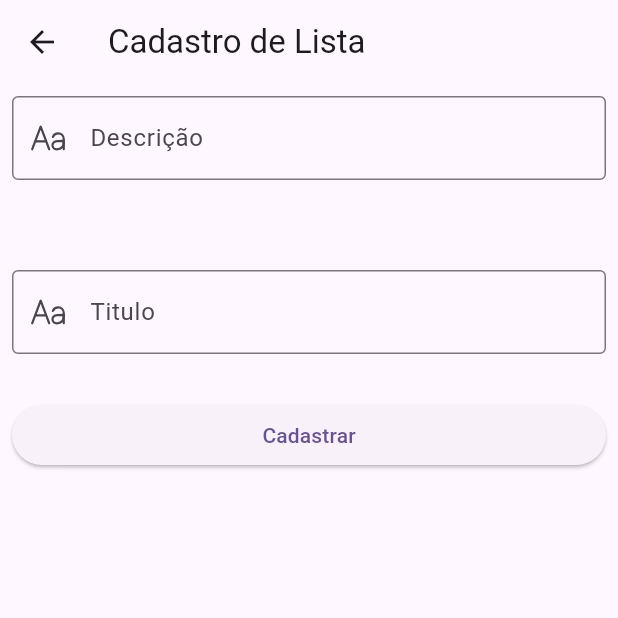
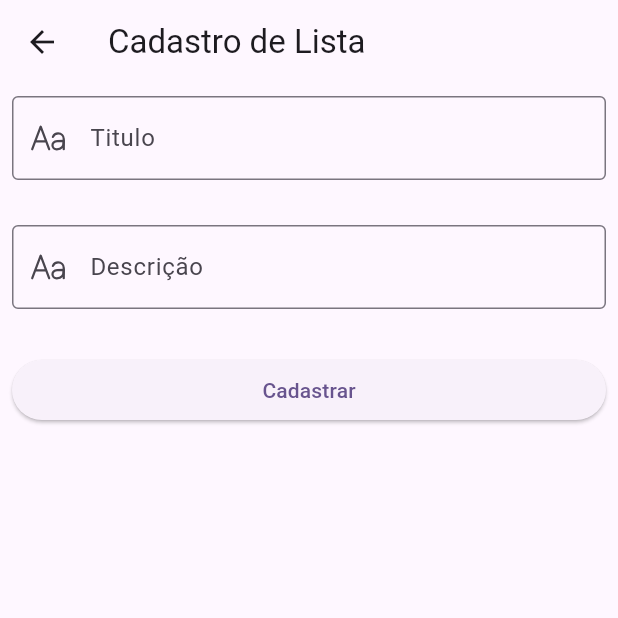
Before and after one commit to NaomiSoubhia/checkpoint2_flutter, a Flutter app: the ListaCadastroPage screen opened directly, on a phone screen of 412 x 824 dp, the top half of it. Run offline on Flutter 3.47's test engine with Material 2 defaults, Android fonts, the phone set to English and light mode, and no system bars; our stand-ins replace flutter_masked_text2, flutter_slidable, ionicons, supabase, supabase_flutter; accounts and stored records are empty; statements that could not run were skipped.

Commit message:
cadastro lista

```diff
--- a/lib/main.dart
+++ b/lib/main.dart
@@ -1,5 +1,6 @@
 import 'package:expense_tracker/pages/conta_cadastro_page.dart';
 import 'package:expense_tracker/pages/home_page.dart';
+import 'package:expense_tracker/pages/lista_cadastro_page.dart';
 import 'package:expense_tracker/pages/login_page.dart';
 import 'package:expense_tracker/pages/registar_page.dart';
 import 'package:expense_tracker/pages/splash_page.dart';
@@ -39,6 +40,7 @@ class MyApp extends StatelessWidget {
         "/transacao-detalhes": (context) => const TransacaoDetalhesPage(),
         "/transacao-cadastro": (context) => const TransacaoCadastroPage(),
         "/conta-cadastro": (context) => const ContaCadastroPage(),
+        "/lista-cadastro": (context) => const ListaCadastroPage(),
       },
       initialRoute: "/splash",
     );
--- a/lib/pages/lista_cadastro_page.dart
+++ b/lib/pages/lista_cadastro_page.dart
@@ -35,12 +35,11 @@ class _ListaCadastroPageState extends State<ListaCadastroPage> {
             child: Column(
               crossAxisAlignment: CrossAxisAlignment.start,
               children: [
+                _buildTitulo(),
+                const SizedBox(height: 30),
                 _buildDescricao(),
                 const SizedBox(height: 30),
 
-                const SizedBox(height: 30),
-                _buildTitulo(),
-                const SizedBox(height: 30),
                 _buildButton(),
               ],
             ),
--- a/lib/pages/listas_page.dart
+++ b/lib/pages/listas_page.dart
@@ -47,8 +47,9 @@ class _ListasPageState extends State<ListasPage> {
         },
       ),
       floatingActionButton: FloatingActionButton(
+        heroTag: "lista-cadastro",
         onPressed: () {
-           Navigator.pushNamed(context, '/lista-cadastro');
+          Navigator.pushReplacementNamed(context, '/lista-cadastro');
         },
         child: const Icon(Icons.add),
       ),
```
